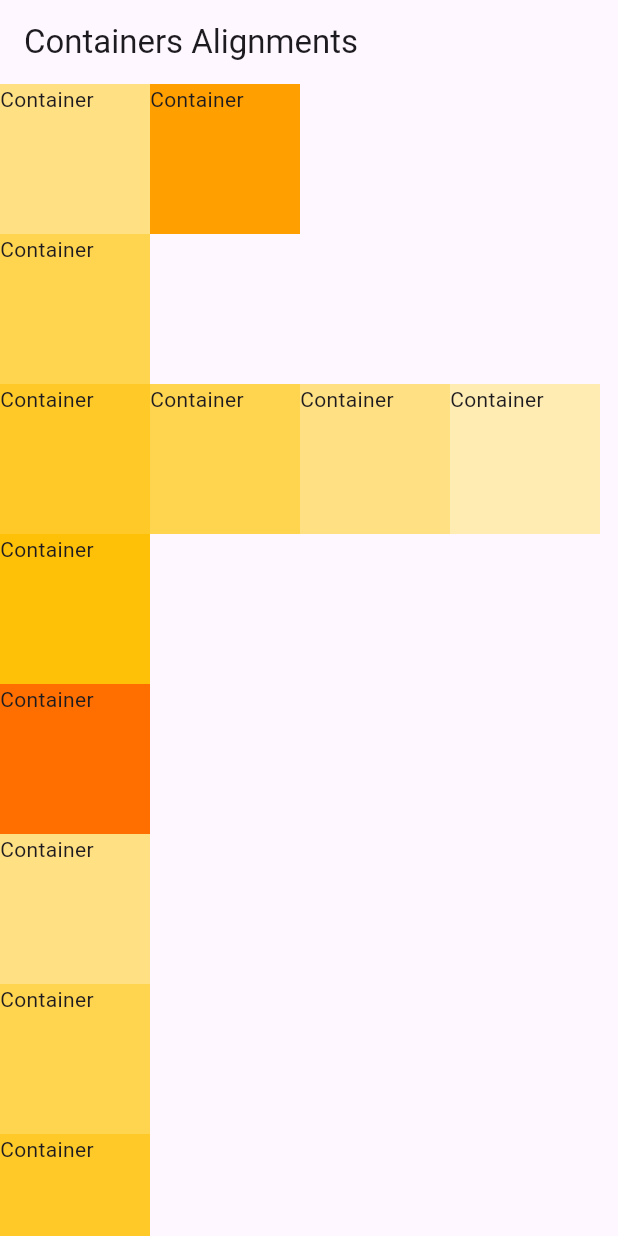
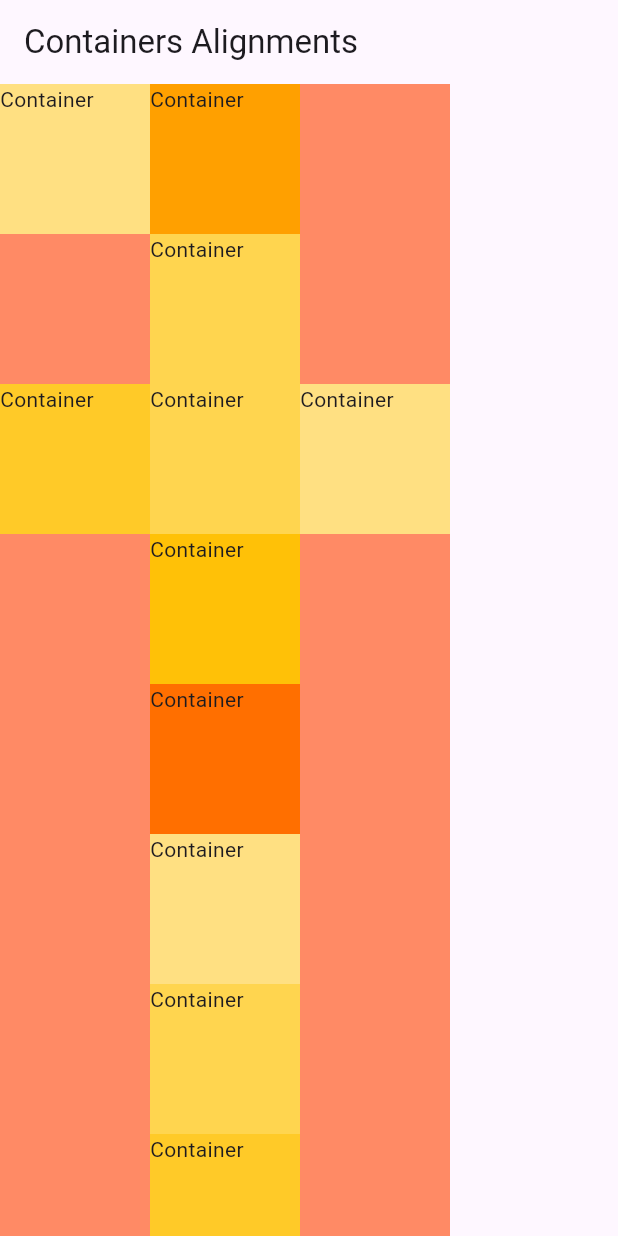
Before and after one commit to meetshaheer/flutter-containers-alignments, a Flutter app: the screen it shows after launch, on a phone screen of 412 x 824 dp. Run offline on Flutter 3.47's test engine with Material 3 defaults, Android fonts, the phone set to English and light mode, and no system bars.

Commit message:
Cover with columns widths within a parent container

```diff
--- a/containers_alignments/lib/constainers_alignmet.dart
+++ b/containers_alignments/lib/constainers_alignmet.dart
@@ -9,12 +9,16 @@ class constainers_alignmet extends StatelessWidget {
       appBar: AppBar(
         title: Text("Containers Alignments"),
       ),
-      body: SingleChildScrollView(
+      body: Container(
+        // Container width with columns
+        width: 300,
+        color: Colors.deepOrange[300],
+        child: SingleChildScrollView(
           child: Column(
             // For Columns
             // Main Axis Alignmet works top to bottom
             // Cross Axis Alignment works left to right
-          crossAxisAlignment: CrossAxisAlignment.start,
+            crossAxisAlignment: CrossAxisAlignment.center,
             children: [
               Row(
                 children: [
@@ -115,6 +119,7 @@ class constainers_alignmet extends StatelessWidget {
             ],
           ),
         ),
+      ),
     );
   }
 }
```
Lines whose indentation alone changed are shown as unchanged.
